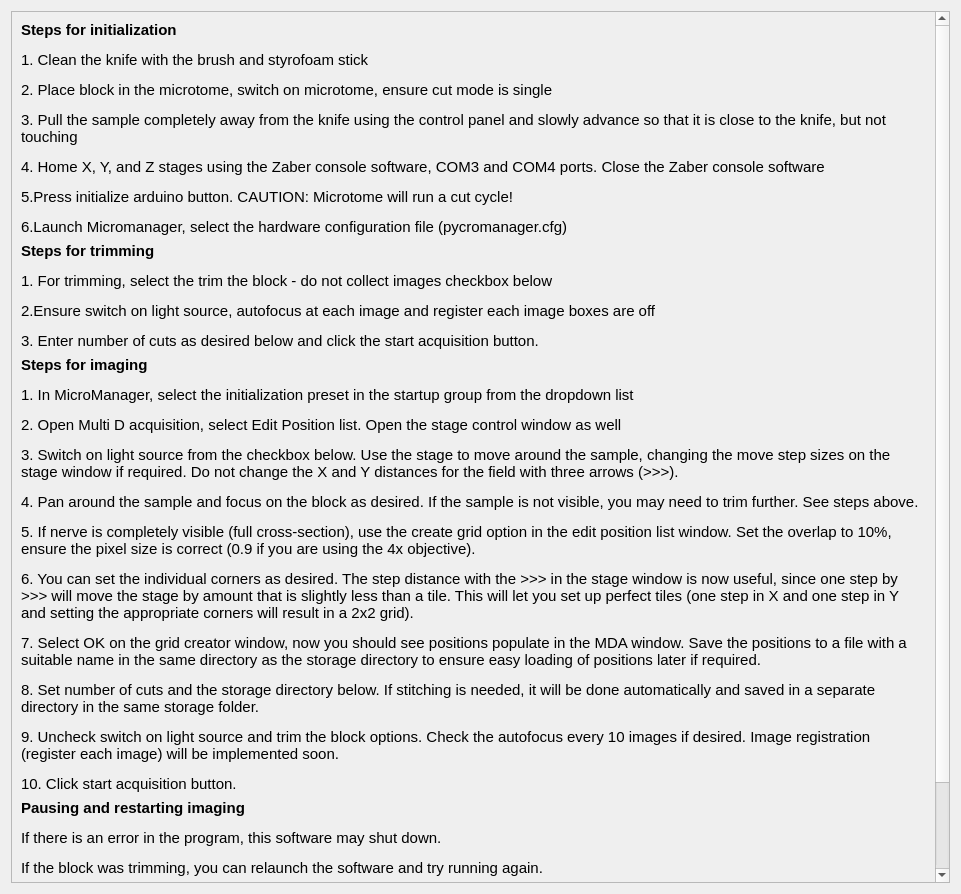
Before: the Qt Designer form helpwindow.ui in ckolluru/3D-MUSE-acquire, drawn with Qt 5.
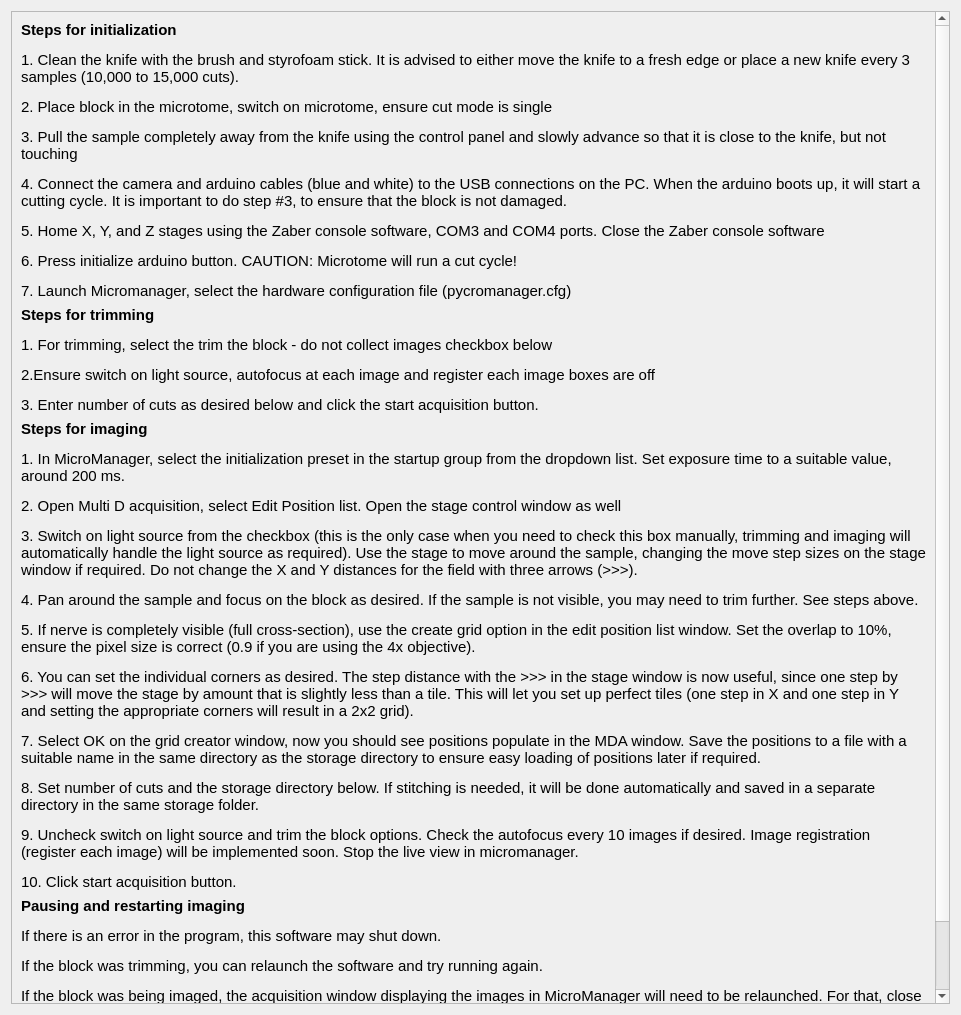
After: the same form once the commit is applied.

Commit message: Help window updates.

Patch:
```diff
--- a/helpwindow.ui
+++ b/helpwindow.ui
@@ -7,7 +7,7 @@
     <x>0</x>
     <y>0</y>
     <width>961</width>
-    <height>894</height>
+    <height>1015</height>
    </rect>
   </property>
   <property name="windowTitle">
@@ -25,7 +25,7 @@
         <x>0</x>
         <y>0</y>
         <width>924</width>
-        <height>1052</height>
+        <height>1164</height>
        </rect>
       </property>
       <layout class="QVBoxLayout" name="verticalLayout_2">
@@ -46,7 +46,7 @@
           </font>
          </property>
          <property name="text">
-          <string>&lt;html&gt;&lt;head/&gt;&lt;body&gt;&lt;p&gt;&lt;span style=&quot; font-weight:600;&quot;&gt;Steps for initialization&lt;/span&gt;&lt;/p&gt;&lt;p&gt;1. Clean the knife with the brush and styrofoam stick &lt;/p&gt;&lt;p&gt;2. Place block in the microtome, switch on microtome, ensure cut mode is single &lt;/p&gt;&lt;p&gt;3. Pull the sample completely away from the knife using the control panel and slowly advance so that it is close to the knife, but not touching &lt;/p&gt;&lt;p&gt;4. Home X, Y, and Z stages using the Zaber console software, COM3 and COM4 ports. Close the Zaber console software &lt;/p&gt;&lt;p&gt;5.Press initialize arduino button. CAUTION: Microtome will run a cut cycle!&lt;/p&gt;&lt;p&gt;6.Launch Micromanager, select the hardware configuration file (pycromanager.cfg)&lt;/p&gt;&lt;/body&gt;&lt;/html&gt;</string>
+          <string>&lt;html&gt;&lt;head/&gt;&lt;body&gt;&lt;p&gt;&lt;span style=&quot; font-weight:600;&quot;&gt;Steps for initialization&lt;/span&gt;&lt;/p&gt;&lt;p&gt;1. Clean the knife with the brush and styrofoam stick. It is advised to either move the knife to a fresh edge or place a new knife every 3 samples (10,000 to 15,000 cuts).&lt;/p&gt;&lt;p&gt;2. Place block in the microtome, switch on microtome, ensure cut mode is single &lt;/p&gt;&lt;p&gt;3. Pull the sample completely away from the knife using the control panel and slowly advance so that it is close to the knife, but not touching &lt;/p&gt;&lt;p&gt;4. Connect the camera and arduino cables (blue and white) to the USB connections on the PC. When the arduino boots up, it will start a cutting cycle. It is important to do step #3, to ensure that the block is not damaged.&lt;/p&gt;&lt;p&gt;5. Home X, Y, and Z stages using the Zaber console software, COM3 and COM4 ports. Close the Zaber console software &lt;/p&gt;&lt;p&gt;6. Press initialize arduino button. CAUTION: Microtome will run a cut cycle!&lt;/p&gt;&lt;p&gt;7. Launch Micromanager, select the hardware configuration file (pycromanager.cfg)&lt;/p&gt;&lt;/body&gt;&lt;/html&gt;</string>
          </property>
          <property name="wordWrap">
           <bool>true</bool>
@@ -87,7 +87,7 @@
           </font>
          </property>
          <property name="text">
-          <string>&lt;html&gt;&lt;head/&gt;&lt;body&gt;&lt;p&gt;&lt;span style=&quot; font-size:11pt;&quot;&gt;Steps for imaging&lt;/span&gt;&lt;/p&gt;&lt;p&gt;&lt;span style=&quot; font-size:11pt; font-weight:400;&quot;&gt;1. In MicroManager, select the initialization preset in the startup group from the dropdown list&lt;/span&gt;&lt;/p&gt;&lt;p&gt;&lt;span style=&quot; font-size:11pt; font-weight:400;&quot;&gt;2. Open Multi D acquisition, select Edit Position list. Open the stage control window as well&lt;/span&gt;&lt;/p&gt;&lt;p&gt;&lt;span style=&quot; font-size:11pt; font-weight:400;&quot;&gt;3. Switch on light source from the checkbox below. Use the stage to move around the sample, changing the move step sizes on the stage window if required. Do not change the X and Y distances for the field with three arrows (&amp;gt;&amp;gt;&amp;gt;).&lt;/span&gt;&lt;/p&gt;&lt;p&gt;&lt;span style=&quot; font-size:11pt; font-weight:400;&quot;&gt;4. Pan around the sample and focus on the block as desired. If the sample is not visible, you may need to trim further. See steps above.&lt;/span&gt;&lt;/p&gt;&lt;p&gt;&lt;span style=&quot; font-size:11pt; font-weight:400;&quot;&gt;5. If nerve is completely visible (full cross-section), use the create grid option in the edit position list window. Set the overlap to 10%, ensure the pixel size is correct (0.9 if you are using the 4x objective).&lt;/span&gt;&lt;/p&gt;&lt;p&gt;&lt;span style=&quot; font-size:11pt; font-weight:400;&quot;&gt;6. You can set the individual corners as desired. The step distance with the &amp;gt;&amp;gt;&amp;gt; in the stage window is now useful, since one step by &amp;gt;&amp;gt;&amp;gt; will move the stage by amount that is slightly less than a tile. This will let you set up perfect tiles (one step in X and one step in Y and setting the appropriate corners will result in a 2x2 grid).&lt;/span&gt;&lt;/p&gt;&lt;p&gt;&lt;span style=&quot; font-size:11pt; font-weight:400;&quot;&gt;7. Select OK on the grid creator window, now you should see positions populate in the MDA window. Save the positions to a file with a suitable name in the same directory as the storage directory to ensure easy loading of positions later if required.&lt;/span&gt;&lt;/p&gt;&lt;p&gt;&lt;span style=&quot; font-size:11pt; font-weight:400;&quot;&gt;8. Set number of cuts and the storage directory below. If stitching is needed, it will be done automatically and saved in a separate directory in the same storage folder.&lt;/span&gt;&lt;/p&gt;&lt;p&gt;&lt;span style=&quot; font-size:11pt; font-weight:400;&quot;&gt;9. Uncheck switch on light source and trim the block options. Check the autofocus every 10 images if desired. Image registration (register each image) will be implemented soon.&lt;/span&gt;&lt;/p&gt;&lt;p&gt;&lt;span style=&quot; font-size:11pt; font-weight:400;&quot;&gt;10. Click start acquisition button.&lt;/span&gt;&lt;/p&gt;&lt;/body&gt;&lt;/html&gt;</string>
+          <string>&lt;html&gt;&lt;head/&gt;&lt;body&gt;&lt;p&gt;&lt;span style=&quot; font-size:11pt;&quot;&gt;Steps for imaging&lt;/span&gt;&lt;/p&gt;&lt;p&gt;&lt;span style=&quot; font-size:11pt; font-weight:400;&quot;&gt;1. In MicroManager, select the initialization preset in the startup group from the dropdown list. Set exposure time to a suitable value, around 200 ms.&lt;/span&gt;&lt;/p&gt;&lt;p&gt;&lt;span style=&quot; font-size:11pt; font-weight:400;&quot;&gt;2. Open Multi D acquisition, select Edit Position list. Open the stage control window as well&lt;/span&gt;&lt;/p&gt;&lt;p&gt;&lt;span style=&quot; font-size:11pt; font-weight:400;&quot;&gt;3. Switch on light source from the checkbox (this is the only case when you need to check this box manually, trimming and imaging will automatically handle the light source as required). Use the stage to move around the sample, changing the move step sizes on the stage window if required. Do not change the X and Y distances for the field with three arrows (&amp;gt;&amp;gt;&amp;gt;).&lt;/span&gt;&lt;/p&gt;&lt;p&gt;&lt;span style=&quot; font-size:11pt; font-weight:400;&quot;&gt;4. Pan around the sample and focus on the block as desired. If the sample is not visible, you may need to trim further. See steps above.&lt;/span&gt;&lt;/p&gt;&lt;p&gt;&lt;span style=&quot; font-size:11pt; font-weight:400;&quot;&gt;5. If nerve is completely visible (full cross-section), use the create grid option in the edit position list window. Set the overlap to 10%, ensure the pixel size is correct (0.9 if you are using the 4x objective).&lt;/span&gt;&lt;/p&gt;&lt;p&gt;&lt;span style=&quot; font-size:11pt; font-weight:400;&quot;&gt;6. You can set the individual corners as desired. The step distance with the &amp;gt;&amp;gt;&amp;gt; in the stage window is now useful, since one step by &amp;gt;&amp;gt;&amp;gt; will move the stage by amount that is slightly less than a tile. This will let you set up perfect tiles (one step in X and one step in Y and setting the appropriate corners will result in a 2x2 grid).&lt;/span&gt;&lt;/p&gt;&lt;p&gt;&lt;span style=&quot; font-size:11pt; font-weight:400;&quot;&gt;7. Select OK on the grid creator window, now you should see positions populate in the MDA window. Save the positions to a file with a suitable name in the same directory as the storage directory to ensure easy loading of positions later if required.&lt;/span&gt;&lt;/p&gt;&lt;p&gt;&lt;span style=&quot; font-size:11pt; font-weight:400;&quot;&gt;8. Set number of cuts and the storage directory below. If stitching is needed, it will be done automatically and saved in a separate directory in the same storage folder.&lt;/span&gt;&lt;/p&gt;&lt;p&gt;&lt;span style=&quot; font-size:11pt; font-weight:400;&quot;&gt;9. Uncheck switch on light source and trim the block options. Check the autofocus every 10 images if desired. Image registration (register each image) will be implemented soon. Stop the live view in micromanager.&lt;/span&gt;&lt;/p&gt;&lt;p&gt;&lt;span style=&quot; font-size:11pt; font-weight:400;&quot;&gt;10. Click start acquisition button.&lt;/span&gt;&lt;/p&gt;&lt;/body&gt;&lt;/html&gt;</string>
          </property>
          <property name="wordWrap">
           <bool>true</bool>
```
